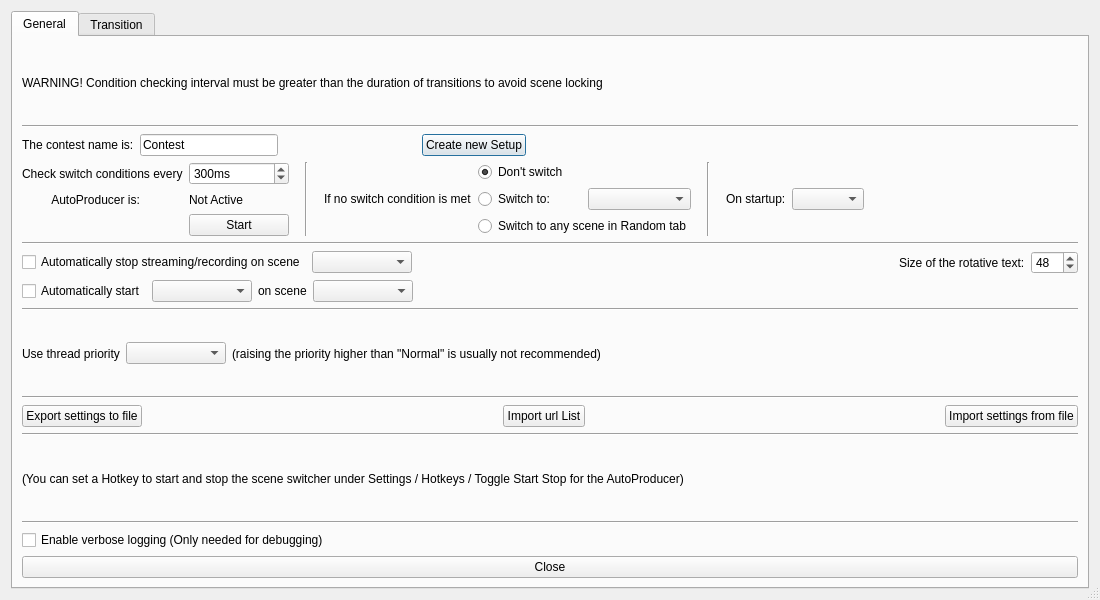
The window that forms/advanced-scene-switcher.ui (Bryshot/TFG) describes before a commit, drawn with Qt 5.
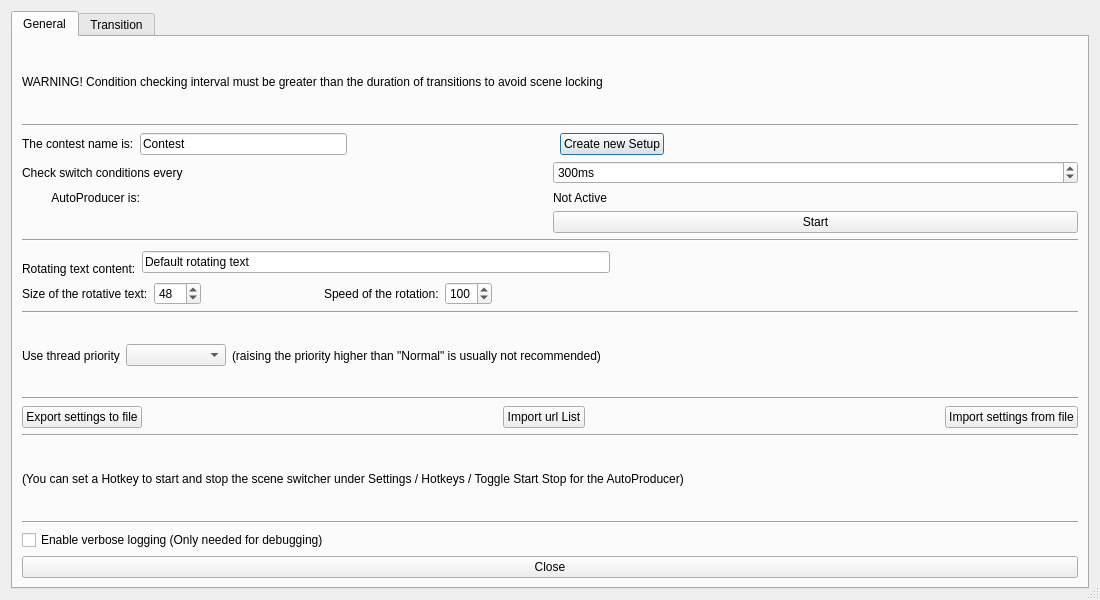
The same window after the commit.

What changed in the file:
```diff
--- a/forms/advanced-scene-switcher.ui
+++ b/forms/advanced-scene-switcher.ui
@@ -118,32 +118,6 @@
            </property>
           </spacer>
          </item>
-         <item>
-          <spacer name="horizontalSpacer_6">
-           <property name="orientation">
-            <enum>Qt::Horizontal</enum>
-           </property>
-           <property name="sizeHint" stdset="0">
-            <size>
-             <width>40</width>
-             <height>20</height>
-            </size>
-           </property>
-          </spacer>
-         </item>
-         <item>
-          <spacer name="horizontalSpacer_7">
-           <property name="orientation">
-            <enum>Qt::Horizontal</enum>
-           </property>
-           <property name="sizeHint" stdset="0">
-            <size>
-             <width>40</width>
-             <height>20</height>
-            </size>
-           </property>
-          </spacer>
-         </item>
          <item>
           <spacer name="horizontalSpacer_8">
            <property name="orientation">
@@ -161,42 +135,6 @@
        </item>
        <item>
         <layout class="QGridLayout" name="gridLayout_4">
-         <item row="0" column="2">
-          <widget class="Line" name="line_13">
-           <property name="orientation">
-            <enum>Qt::Vertical</enum>
-           </property>
-          </widget>
-         </item>
-         <item row="0" column="10">
-          <spacer name="horizontalSpacer_47">
-           <property name="orientation">
-            <enum>Qt::Horizontal</enum>
-           </property>
-           <property name="sizeHint" stdset="0">
-            <size>
-             <width>40</width>
-             <height>20</height>
-            </size>
-           </property>
-          </spacer>
-         </item>
-         <item row="0" column="5">
-          <spacer name="horizontalSpacer_52">
-           <property name="orientation">
-            <enum>Qt::Horizontal</enum>
-           </property>
-           <property name="sizeType">
-            <enum>QSizePolicy::Fixed</enum>
-           </property>
-           <property name="sizeHint" stdset="0">
-            <size>
-             <width>10</width>
-             <height>0</height>
-            </size>
-           </property>
-          </spacer>
-         </item>
          <item row="0" column="0">
           <layout class="QGridLayout" name="gridLayout_2">
            <item row="1" column="1">
@@ -251,156 +189,6 @@
            </item>
           </layout>
          </item>
-         <item row="0" column="4">
-          <layout class="QGridLayout" name="gridLayout">
-           <item row="0" column="2">
-            <layout class="QHBoxLayout" name="horizontalLayout_43">
-             <item>
-              <widget class="QRadioButton" name="noMatchDontSwitch">
-               <property name="text">
-                <string>Don't switch</string>
-               </property>
-               <property name="checked">
-                <bool>true</bool>
-               </property>
-              </widget>
-             </item>
-            </layout>
-           </item>
-           <item row="2" column="2">
-            <layout class="QHBoxLayout" name="horizontalLayout_45">
-             <item>
-              <widget class="QRadioButton" name="noMatchRandomSwitch">
-               <property name="text">
-                <string>Switch to any scene in Random tab</string>
-               </property>
-              </widget>
-             </item>
-            </layout>
-           </item>
-           <item row="1" column="2">
-            <layout class="QHBoxLayout" name="horizontalLayout">
-             <property name="leftMargin">
-              <number>0</number>
-             </property>
-             <property name="topMargin">
-              <number>0</number>
-             </property>
-             <property name="rightMargin">
-              <number>0</number>
-             </property>
-             <property name="bottomMargin">
-              <number>0</number>
-             </property>
-             <item>
-              <widget class="QRadioButton" name="noMatchSwitch">
-               <property name="text">
-                <string>Switch to:</string>
-               </property>
-              </widget>
-             </item>
-             <item>
-              <widget class="QComboBox" name="noMatchSwitchScene">
-               <property name="enabled">
-                <bool>true</bool>
-               </property>
-               <property name="minimumSize">
-                <size>
-                 <width>100</width>
-                 <height>0</height>
-                </size>
-               </property>
-              </widget>
-             </item>
-            </layout>
-           </item>
-           <item row="1" column="1">
-            <layout class="QHBoxLayout" name="horizontalLayout_46">
-             <item>
-              <widget class="QLabel" name="label_2">
-               <property name="sizePolicy">
-                <sizepolicy hsizetype="Preferred" vsizetype="Preferred">
-                 <horstretch>0</horstretch>
-                 <verstretch>0</verstretch>
-                </sizepolicy>
-               </property>
-               <property name="text">
-                <string>If no switch condition is met</string>
-               </property>
-               <property name="alignment">
-                <set>Qt::AlignLeading|Qt::AlignLeft|Qt::AlignVCenter</set>
-               </property>
-              </widget>
-             </item>
-            </layout>
-           </item>
-          </layout>
-         </item>
-         <item row="0" column="3">
-          <spacer name="horizontalSpacer_46">
-           <property name="orientation">
-            <enum>Qt::Horizontal</enum>
-           </property>
-           <property name="sizeType">
-            <enum>QSizePolicy::Fixed</enum>
-           </property>
-           <property name="sizeHint" stdset="0">
-            <size>
-             <width>10</width>
-             <height>0</height>
-            </size>
-           </property>
-          </spacer>
-         </item>
-         <item row="0" column="9">
-          <widget class="QComboBox" name="startupBehavior"/>
-         </item>
-         <item row="0" column="1">
-          <spacer name="horizontalSpacer">
-           <property name="orientation">
-            <enum>Qt::Horizontal</enum>
-           </property>
-           <property name="sizeType">
-            <enum>QSizePolicy::Fixed</enum>
-           </property>
-           <property name="sizeHint" stdset="0">
-            <size>
-             <width>10</width>
-             <height>0</height>
-            </size>
-           </property>
-          </spacer>
-         </item>
-         <item row="0" column="7">
-          <spacer name="horizontalSpacer_53">
-           <property name="orientation">
-            <enum>Qt::Horizontal</enum>
-           </property>
-           <property name="sizeType">
-            <enum>QSizePolicy::Fixed</enum>
-           </property>
-           <property name="sizeHint" stdset="0">
-            <size>
-             <width>10</width>
-             <height>0</height>
-            </size>
-           </property>
-          </spacer>
-         </item>
-         <item row="0" column="6">
-          <widget class="Line" name="line_18">
-           <property name="orientation">
-            <enum>Qt::Vertical</enum>
-           </property>
-          </widget>
-         </item>
-         <item row="0" column="8">
-          <widget class="QLabel" name="label_64">
-           <property name="text">
-            <string>On startup:</string>
-           </property>
-          </widget>
-         </item>
         </layout>
        </item>
        <item>
@@ -413,25 +201,17 @@
        <item>
         <layout class="QHBoxLayout" name="horizontalLayout_33">
          <item>
-          <widget class="QCheckBox" name="autoStopSceneCheckBox">
+          <widget class="QLabel" name="label_2">
            <property name="text">
-            <string>Automatically stop streaming/recording on scene</string>
+            <string>
+Rotating text content:</string>
            </property>
           </widget>
          </item>
          <item>
-          <widget class="QComboBox" name="autoStopScenes">
-           <property name="sizePolicy">
-            <sizepolicy hsizetype="Maximum" vsizetype="Fixed">
-             <horstretch>0</horstretch>
-             <verstretch>0</verstretch>
-            </sizepolicy>
-           </property>
-           <property name="minimumSize">
-            <size>
-             <width>100</width>
-             <height>0</height>
-            </size>
+          <widget class="QLineEdit" name="rotativeText">
+           <property name="text">
+            <string>Default rotating text </string>
            </property>
           </widget>
          </item>
@@ -448,6 +228,10 @@
            </property>
           </spacer>
          </item>
+        </layout>
+       </item>
+       <item>
+        <layout class="QHBoxLayout" name="horizontalLayout_50">
          <item>
           <widget class="QLabel" name="label_3">
            <property name="text">
@@ -465,56 +249,6 @@
            </property>
           </widget>
          </item>
-        </layout>
-       </item>
-       <item>
-        <layout class="QHBoxLayout" name="horizontalLayout_50">
-         <item>
-          <widget class="QCheckBox" name="autoStartSceneCheckBox">
-           <property name="text">
-            <string>Automatically start</string>
-           </property>
-          </widget>
-         </item>
-         <item>
-          <widget class="QComboBox" name="autoStartType">
-           <property name="sizePolicy">
-            <sizepolicy hsizetype="Maximum" vsizetype="Fixed">
-             <horstretch>0</horstretch>
-             <verstretch>0</verstretch>
-            </sizepolicy>
-           </property>
-           <property name="minimumSize">
-            <size>
-             <width>100</width>
-             <height>0</height>
-            </size>
-           </property>
-          </widget>
-         </item>
-         <item>
-          <widget class="QLabel" name="label_65">
-           <property name="text">
-            <string>on scene</string>
-           </property>
-          </widget>
-         </item>
-         <item>
-          <widget class="QComboBox" name="autoStartScenes">
-           <property name="sizePolicy">
-            <sizepolicy hsizetype="Maximum" vsizetype="Fixed">
-             <horstretch>0</horstretch>
-             <verstretch>0</verstretch>
-            </sizepolicy>
-           </property>
-           <property name="minimumSize">
-            <size>
-             <width>100</width>
-             <height>0</height>
-            </size>
-           </property>
-          </widget>
-         </item>
          <item>
           <spacer name="horizontalSpacer_55">
            <property name="orientation">
@@ -528,6 +262,91 @@
            </property>
           </spacer>
          </item>
+         <item>
+          <widget class="QLabel" name="label_6">
+           <property name="text">
+            <string>Speed of the rotation:</string>
+           </property>
+          </widget>
+         </item>
+         <item>
+          <widget class="QSpinBox" name="SpeedRotation">
+           <property name="maximum">
+            <number>500</number>
+           </property>
+           <property name="singleStep">
+            <number>5</number>
+           </property>
+           <property name="value">
+            <number>100</number>
+           </property>
+          </widget>
+         </item>
+         <item>
+          <spacer name="horizontalSpacer">
+           <property name="orientation">
+            <enum>Qt::Horizontal</enum>
+           </property>
+           <property name="sizeHint" stdset="0">
+            <size>
+             <width>40</width>
+             <height>20</height>
+            </size>
+           </property>
+          </spacer>
+         </item>
+         <item>
+          <spacer name="horizontalSpacer_6">
+           <property name="orientation">
+            <enum>Qt::Horizontal</enum>
+           </property>
+           <property name="sizeHint" stdset="0">
+            <size>
+             <width>40</width>
+             <height>20</height>
+            </size>
+           </property>
+          </spacer>
+         </item>
+         <item>
+          <spacer name="horizontalSpacer_10">
+           <property name="orientation">
+            <enum>Qt::Horizontal</enum>
+           </property>
+           <property name="sizeHint" stdset="0">
+            <size>
+             <width>40</width>
+             <height>20</height>
+            </size>
+           </property>
+          </spacer>
+         </item>
+         <item>
+          <spacer name="horizontalSpacer_9">
+           <property name="orientation">
+            <enum>Qt::Horizontal</enum>
+           </property>
+           <property name="sizeHint" stdset="0">
+            <size>
+             <width>40</width>
+             <height>20</height>
+            </size>
+           </property>
+          </spacer>
+         </item>
+         <item>
+          <spacer name="horizontalSpacer_7">
+           <property name="orientation">
+            <enum>Qt::Horizontal</enum>
+           </property>
+           <property name="sizeHint" stdset="0">
+            <size>
+             <width>40</width>
+             <height>20</height>
+            </size>
+           </property>
+          </spacer>
+         </item>
         </layout>
        </item>
        <item>
```
